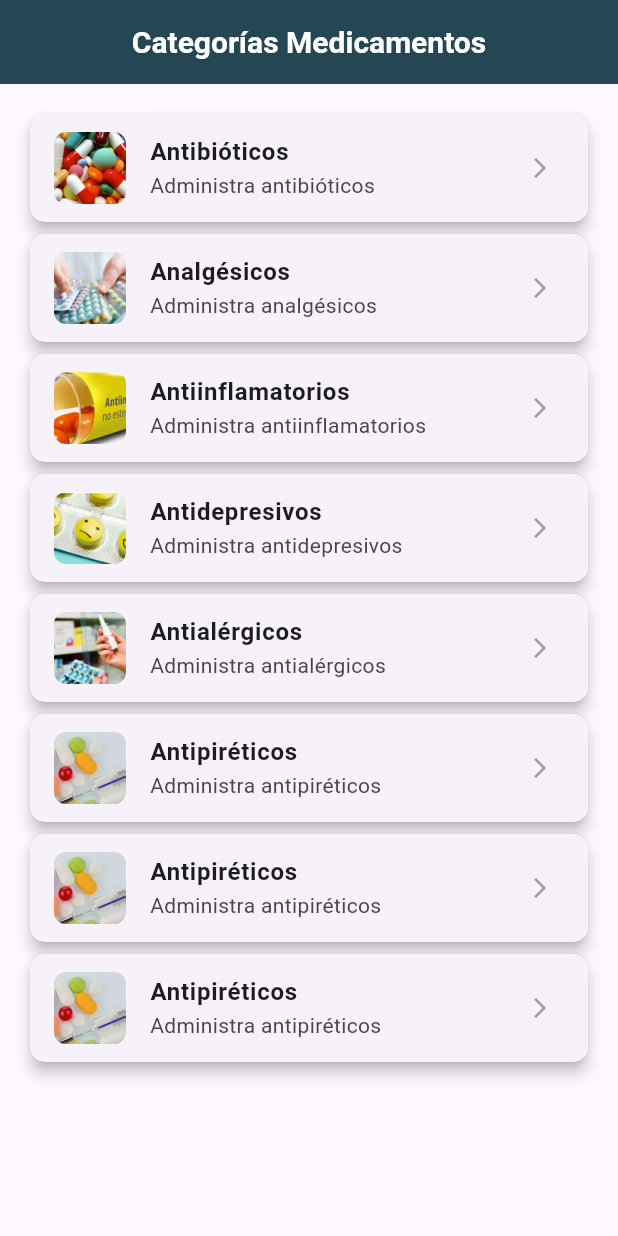
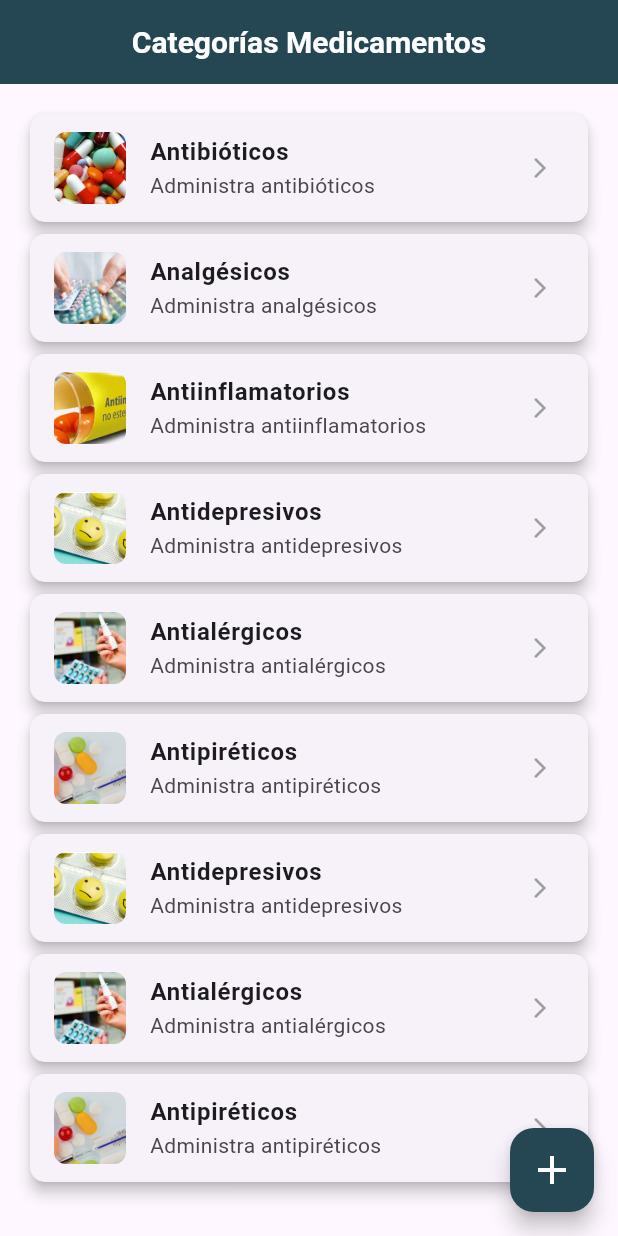
Before and after one commit to NoemiQuintanilla/proyecto_hospital, a Flutter app: the screen it shows after launch, on a phone screen of 412 x 824 dp. Run offline on Flutter 3.47's test engine with Material 3 defaults, Android fonts, the phone set to English and light mode, and no system bars.

Commit message:
cambie la interfaz de las categorias

```diff
--- a/lib/vistaCategorias.dart
+++ b/lib/vistaCategorias.dart
@@ -51,10 +51,16 @@ class VistaCategorias extends StatelessWidget {
                 '/rutaAntipireticos'),
             _buildListCard(
                 context,
-                'assets/images/imagen6.png',
-                'Antipiréticos',
-                'Administra antipiréticos',
-                '/rutaAntipireticos'),
+                'assets/images/imagen4.png',
+                'Antidepresivos',
+                'Administra antidepresivos',
+                '/rutaAntidepresivos'),
+            _buildListCard(
+                context,
+                'assets/images/imagen5.png',
+                'Antialérgicos',
+                'Administra antialérgicos',
+                '/rutaAntialergicos'),
             _buildListCard(
                 context,
                 'assets/images/imagen6.png',
@@ -63,6 +69,16 @@ class VistaCategorias extends StatelessWidget {
                 '/rutaAntipireticos'),
           ],
         ),
+      ),
+      floatingActionButton: FloatingActionButton(
+        onPressed: () {
+          // Acción al presionar el botón
+          Navigator.pushNamed(
+              context, '/rutaAgregar'); // Cambia a tu ruta deseada
+        },
+        backgroundColor: const Color(0xFF254754), // Color del botón
+        child: const Icon(Icons.add,
+            color: Colors.white, size: 32), // Icono del botón
       ),
     );
   }
```
Also changed, not shown: lib/rutaAntibioticos.dart (+10 -0 lines).
